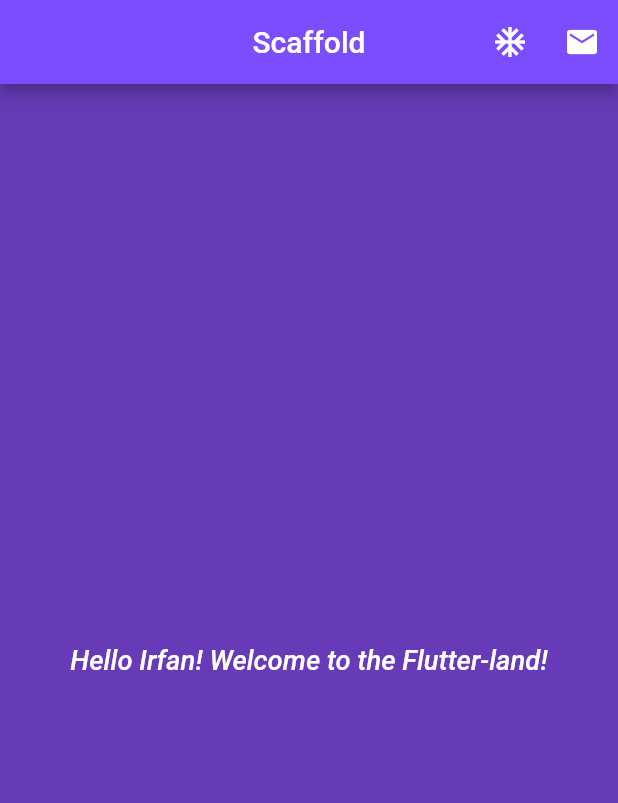
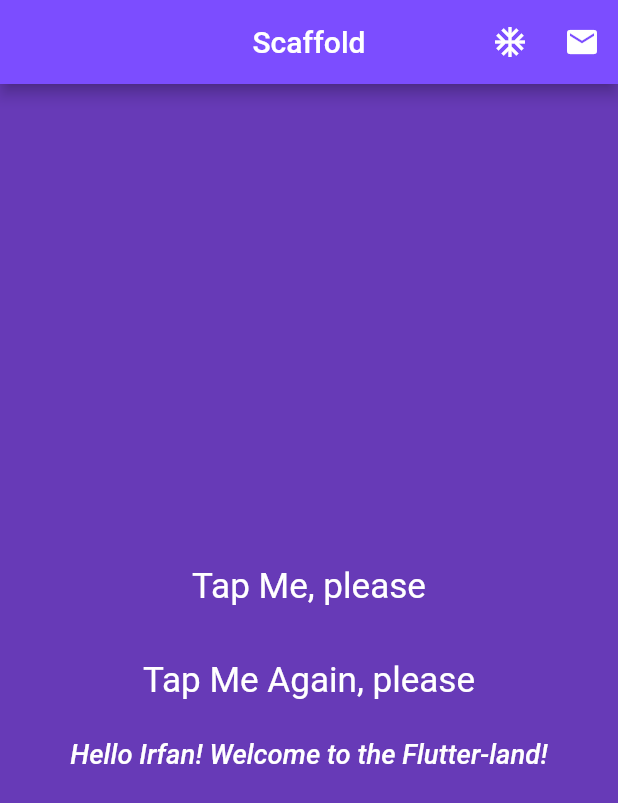
Before and after one commit to irfan87/flutter_hello_world, a Flutter app: the screen it shows after launch, on a phone screen of 412 x 824 dp. Shown: the top 803 px of the screen. Run offline on Flutter 3.47's test engine with Material 2 defaults, Android fonts, the phone set to English and light mode, and no system bars.

Commit message:
inkwell seems the interesting widget

```diff
--- a/lib/ui/home.dart
+++ b/lib/ui/home.dart
@@ -2,12 +2,53 @@ import "package:flutter/material.dart";
 
 class Home extends StatelessWidget {
   final String myName = 'Irfan';
+
+  inkWellTapAction() {
+    debugPrint('Tapped action from Inkwell');
+  }
 
   @override
   Widget build(BuildContext context) {
     return Material(
       color: Colors.deepPurple,
       child: Center(
+        child: Column(
+          mainAxisAlignment: MainAxisAlignment.center,
+          children: <Widget>[
+            Padding(
+              padding: const EdgeInsets.all(8.0),
+              child: InkWell(
+                child: Container(
+                  margin: const EdgeInsets.all(10),
+                  child: Text(
+                    "Tap Me, please",
+                    style: TextStyle(
+                      color: Colors.white,
+                      fontSize: 23.4,
+                    ),
+                  ),
+                ),
+                onTap: inkWellTapAction,
+              ),
+            ),
+            Padding(
+              padding: const EdgeInsets.all(8.0),
+              child: InkWell(
+                child: Container(
+                  margin: const EdgeInsets.all(10),
+                  child: Text(
+                    "Tap Me Again, please",
+                    style: TextStyle(
+                      color: Colors.white,
+                      fontSize: 23.4,
+                    ),
+                  ),
+                ),
+                onTap: inkWellTapAction,
+              ),
+            ),
+            Padding(
+              padding: const EdgeInsets.all(8.0),
               child: Text(
                 "Hello $myName! Welcome to the Flutter-land!",
                 textDirection: TextDirection.ltr,
@@ -17,6 +58,9 @@ class Home extends StatelessWidget {
                     fontSize: 18.2,
                     fontStyle: FontStyle.italic,
                     color: Colors.white),
+              ),
+            ),
+          ],
         ),
       ),
     );
@@ -49,7 +93,8 @@ class ScaffoldExample extends StatelessWidget {
           )
         ],
       ),
-      body: Center(
+      body: Container(
+        alignment: Alignment.center,
         child: Home(),
       ),
     );
```
Lines whose indentation alone changed are shown as unchanged.
